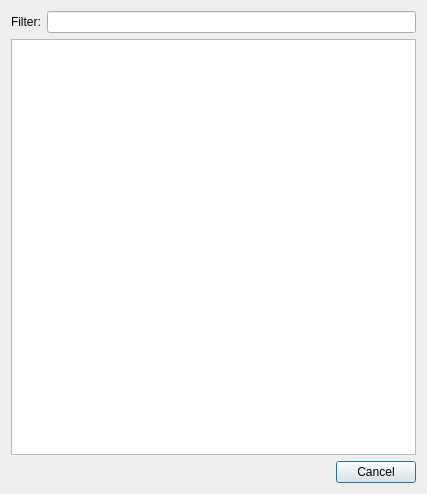
This is src/gov_services/ui/dlg_gov_services.ui in psakar/datovka as Qt 5 draws it before an edit. The edited form follows.
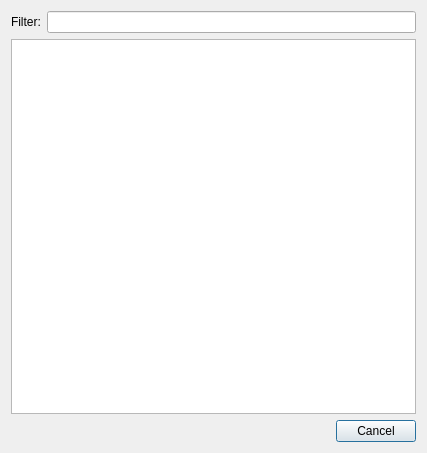
This is the edited form. Icons and pictures are not drawn.

Patch:
```diff
--- a/src/gov_services/ui/dlg_gov_services.ui
+++ b/src/gov_services/ui/dlg_gov_services.ui
@@ -7,7 +7,7 @@
     <x>0</x>
     <y>0</y>
     <width>427</width>
-    <height>494</height>
+    <height>453</height>
    </rect>
   </property>
   <property name="windowTitle">
```
